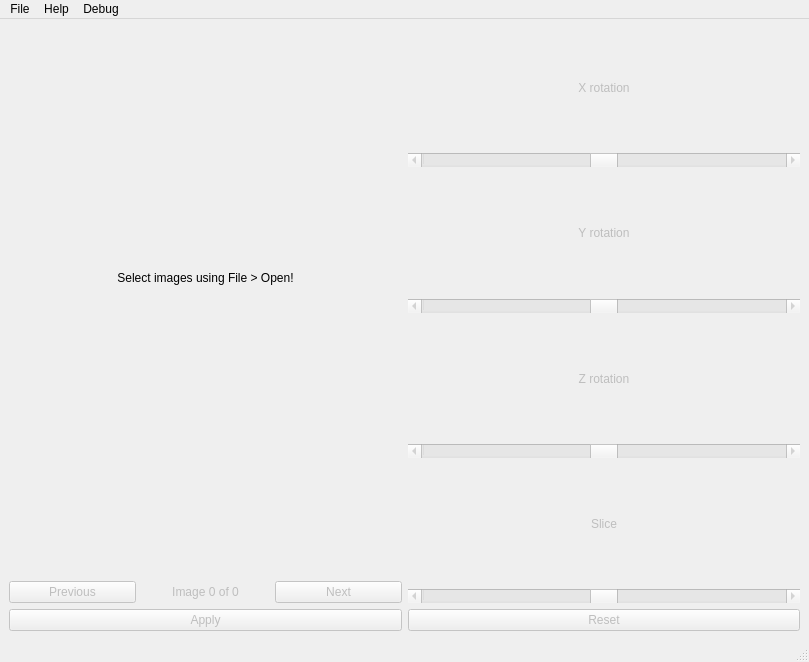
Qt form src/GUI/main.ui (NIRALUser/NeuroRuler) before a commit.
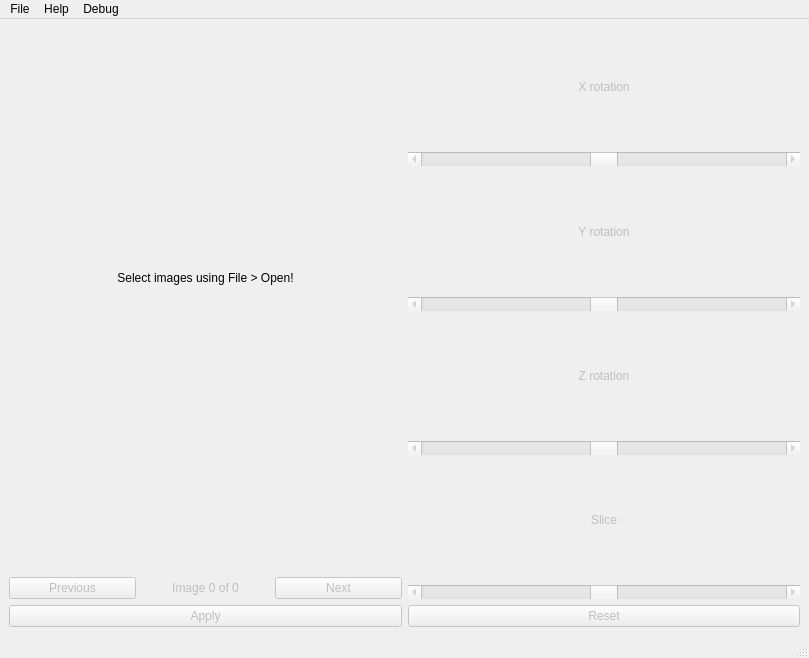
The same form after that commit.

```diff
--- a/src/GUI/main.ui
+++ b/src/GUI/main.ui
@@ -7,7 +7,7 @@
     <x>0</x>
     <y>0</y>
     <width>809</width>
-    <height>662</height>
+    <height>658</height>
    </rect>
   </property>
   <property name="windowTitle">
@@ -243,10 +243,10 @@
          <string>Control Z rotation value. Left click on the left end or right end to decrease or increase angle by 1 degree.</string>
         </property>
         <property name="minimum">
-         <number>-90</number>
+         <number>-180</number>
         </property>
         <property name="maximum">
-         <number>90</number>
+         <number>180</number>
         </property>
         <property name="orientation">
          <enum>Qt::Horizontal</enum>
```
